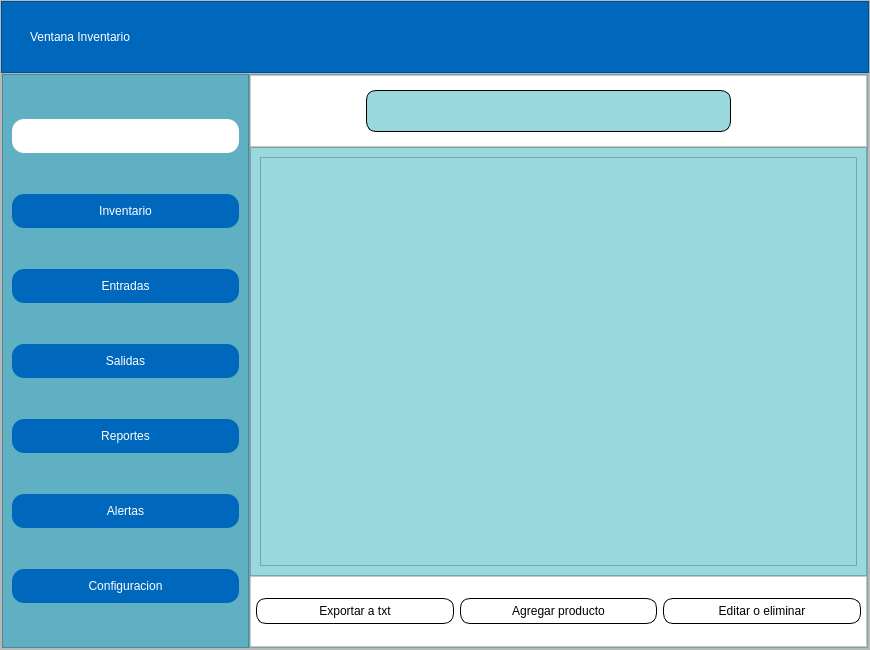
Qt form ui/ventana_inventario.ui (https-Contreras/Inventario-Pyme) before a commit.
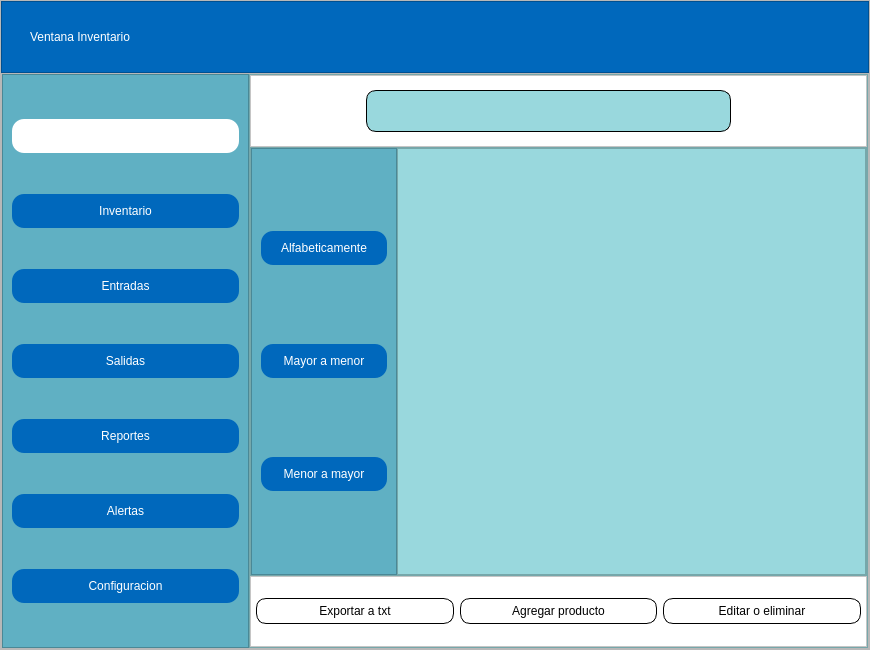
The same form after that commit. Icons and pictures are not drawn.

Commit message: Otra frame barra de filtro y nueva ventana no acabada

Diff of the .ui file:
```diff
--- a/ui/ventana_inventario.ui
+++ b/ui/ventana_inventario.ui
@@ -588,7 +588,107 @@
               <property name="frameShadow">
                <enum>QFrame::Raised</enum>
               </property>
-              <layout class="QVBoxLayout" name="verticalLayout_5">
+              <layout class="QHBoxLayout" name="horizontalLayout_5" stretch="0,5">
+               <property name="spacing">
+                <number>0</number>
+               </property>
+               <property name="leftMargin">
+                <number>0</number>
+               </property>
+               <property name="topMargin">
+                <number>0</number>
+               </property>
+               <property name="rightMargin">
+                <number>0</number>
+               </property>
+               <property name="bottomMargin">
+                <number>0</number>
+               </property>
+               <item>
+                <widget class="QFrame" name="frame_barrafiltro">
+                 <property name="styleSheet">
+                  <string notr="true">QFrame {
+	background-color: #60B0C3
+}
+QPushButton{
+	background-color: #0068BC;       
+    color: #FFFFFF;                    /* Texto blanco */
+    border: none;                    /* Sin borde de línea */
+    border-radius: 12px;             /* Bordes redondeados */
+    padding: 10px 20px;              /* Relleno interno */
+    font: bold 12pt &quot;Arial&quot;; 
+}
+QPushButton#btn_resumen{
+background-color: #ffffff
+}
+QPushButton#btn_resumen:hover{
+background-color: #5DADE2;
+}
+QPushButton:hover {
+    background-color: #5DADE2;       /* Color cuando el mouse pasa encima */
+}</string>
+                 </property>
+                 <property name="frameShape">
+                  <enum>QFrame::StyledPanel</enum>
+                 </property>
+                 <property name="frameShadow">
+                  <enum>QFrame::Raised</enum>
+                 </property>
+                 <layout class="QVBoxLayout" name="verticalLayout_5">
+                  <item>
+                   <widget class="QPushButton" name="btn_alfabeticamente">
+                    <property name="text">
+                     <string>Alfabeticamente</string>
+                    </property>
+                    <property name="icon">
+                     <iconset>
+                      <normaloff>../models/alfabeticamente.svg</normaloff>../models/alfabeticamente.svg</iconset>
+                    </property>
+                    <property name="iconSize">
+                     <size>
+                      <width>30</width>
+                      <height>30</height>
+                     </size>
+                    </property>
+                   </widget>
+                  </item>
+                  <item>
+                   <widget class="QPushButton" name="btn_mayoramenor">
+                    <property name="text">
+                     <string>Mayor a menor</string>
+                    </property>
+                    <property name="icon">
+                     <iconset>
+                      <normaloff>../models/mayor_a_menor.svg</normaloff>../models/mayor_a_menor.svg</iconset>
+                    </property>
+                    <property name="iconSize">
+                     <size>
+                      <width>30</width>
+                      <height>30</height>
+                     </size>
+                    </property>
+                   </widget>
+                  </item>
+                  <item>
+                   <widget class="QPushButton" name="btn_menormayor">
+                    <property name="text">
+                     <string>Menor a mayor</string>
+                    </property>
+                    <property name="icon">
+                     <iconset>
+                      <normaloff>../models/menor_a_mayor.svg</normaloff>../models/menor_a_mayor.svg</iconset>
+                    </property>
+                    <property name="iconSize">
+                     <size>
+                      <width>30</width>
+                      <height>30</height>
+                     </size>
+                    </property>
+                   </widget>
+                  </item>
+                 </layout>
+                </widget>
+               </item>
                <item>
                 <widget class="QTableView" name="tableInventario"/>
                </item>
```
The commit also changes 8 other files.
